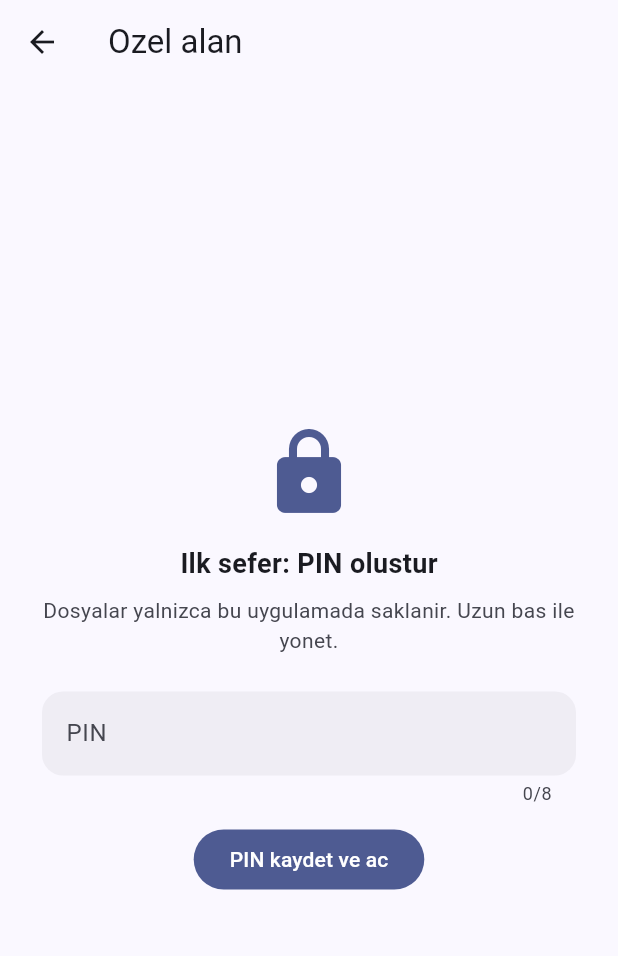
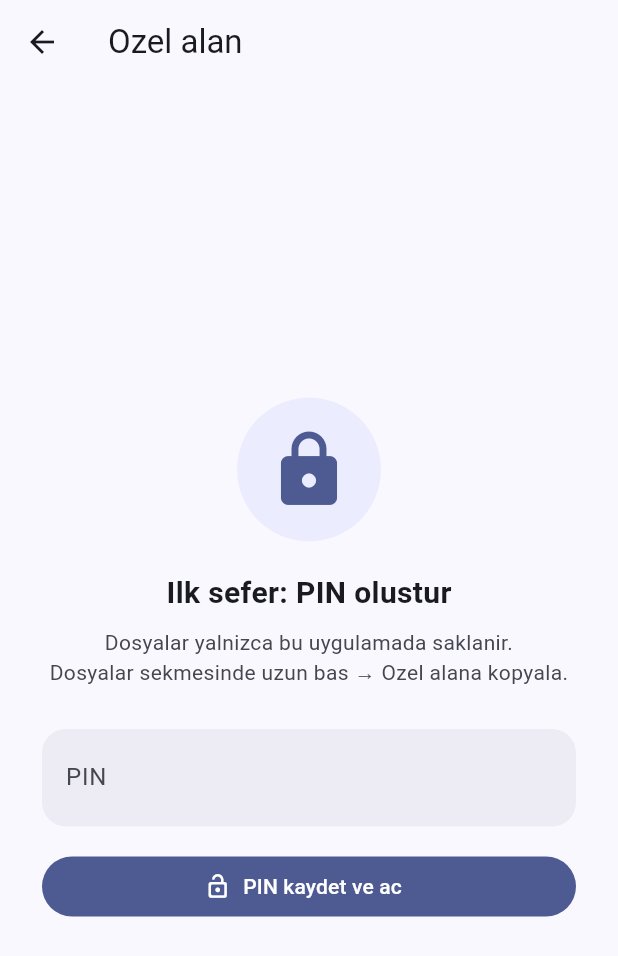
Before and after one commit to Lionapp1/DosyaX, a Flutter app: the PrivateSpaceScreen screen opened directly, on a phone screen of 412 x 824 dp. Shown: the top 956 px of the screen. Run offline on Flutter 3.47's test engine with Material 3 defaults, Android fonts, the light colour scheme and no system bars; our stand-ins replace open_filex, permission_handler, share_plus, shared_preferences, video_player; accounts and stored records are empty.

Commit message:
ui: polish private space PIN + list feedback

```diff
--- a/lib/screens/private_space_screen.dart
+++ b/lib/screens/private_space_screen.dart
@@ -55,14 +55,17 @@ class _PrivateSpaceScreenState extends State<PrivateSpaceScreen> {
         return;
       }
       await settings.setPrivatePin(pin);
+      HapticFeedback.lightImpact();
       setState(() => _unlocked = true);
       await _load();
       return;
     }
     if (settings.checkPin(pin)) {
+      HapticFeedback.selectionClick();
       setState(() => _unlocked = true);
       await _load();
     } else {
+      HapticFeedback.heavyImpact();
       ScaffoldMessenger.of(context).showSnackBar(
         const SnackBar(content: Text('Yanlis PIN')),
       );
@@ -90,6 +93,37 @@ class _PrivateSpaceScreenState extends State<PrivateSpaceScreen> {
     await StorageService.instance.open(item);
   }
 
+  Future<void> _confirmDelete(FileItem item) async {
+    final ok = await showDialog<bool>(
+      context: context,
+      builder: (ctx) => AlertDialog(
+        title: const Text('Silinsin mi?'),
+        content: Text('${item.name} ozel alandan silinecek.'),
+        actions: [
+          TextButton(
+            onPressed: () => Navigator.pop(ctx, false),
+            child: const Text('Iptal'),
+          ),
+          FilledButton(
+            onPressed: () => Navigator.pop(ctx, true),
+            child: const Text('Sil'),
+          ),
+        ],
+      ),
+    );
+    if (ok != true) return;
+    final deleted = await PrivateVault.instance.deleteAt(item.path);
+    if (deleted) {
+      HapticFeedback.mediumImpact();
+      SystemSound.play(SystemSoundType.click);
+    }
+    if (!mounted) return;
+    ScaffoldMessenger.of(context).showSnackBar(
+      SnackBar(content: Text(deleted ? 'Silindi' : 'Silinemedi')),
+    );
+    await _load();
+  }
+
   Future<void> _sheet(FileItem item) async {
     final cs = Theme.of(context).colorScheme;
     await showModalBottomSheet(
@@ -101,6 +135,7 @@ class _PrivateSpaceScreenState extends State<PrivateSpaceScreen> {
           mainAxisSize: MainAxisSize.min,
           children: [
             ListTile(
+              leading: Icon(Icons.lock_rounded, color: cs.primary),
               title: Text(item.name),
               subtitle: Text(item.sizeLabel),
             ),
@@ -155,8 +190,15 @@ class _PrivateSpaceScreenState extends State<PrivateSpaceScreen> {
                     } else {
                       await File(item.path).rename(dest);
                     }
+                    HapticFeedback.selectionClick();
                     await _load();
-                  } catch (_) {}
+                  } catch (_) {
+                    if (mounted) {
+                      ScaffoldMessenger.of(context).showSnackBar(
+                        const SnackBar(content: Text('Ad degistirilemedi')),
+                      );
+                    }
+                  }
                 }
               },
             ),
@@ -166,15 +208,17 @@ class _PrivateSpaceScreenState extends State<PrivateSpaceScreen> {
               onTap: () {
                 Clipboard.setData(ClipboardData(text: item.path));
                 Navigator.pop(ctx);
+                ScaffoldMessenger.of(context).showSnackBar(
+                  const SnackBar(content: Text('Yol kopyalandi')),
+                );
               },
             ),
             ListTile(
               leading: Icon(Icons.delete_outline, color: cs.error),
               title: Text('Sil', style: TextStyle(color: cs.error)),
-              onTap: () async {
+              onTap: () {
                 Navigator.pop(ctx);
-                await PrivateVault.instance.deleteAt(item.path);
-                await _load();
+                _confirmDelete(item);
               },
             ),
           ],
@@ -198,46 +242,75 @@ class _PrivateSpaceScreenState extends State<PrivateSpaceScreen> {
           elevation: 0,
           scrolledUnderElevation: 0,
         ),
-        body: Padding(
+        body: SafeArea(
+          child: Padding(
             padding: const EdgeInsets.all(28),
             child: Column(
-            mainAxisAlignment: MainAxisAlignment.center,
               children: [
-              Icon(Icons.lock_rounded, size: 64, color: cs.primary),
-              const SizedBox(height: 16),
+                const Spacer(),
+                Container(
+                  padding: const EdgeInsets.all(20),
+                  decoration: BoxDecoration(
+                    color: cs.primaryContainer.withValues(alpha: 0.5),
+                    shape: BoxShape.circle,
+                  ),
+                  child: Icon(Icons.lock_rounded, size: 56, color: cs.primary),
+                ),
+                const SizedBox(height: 20),
                 Text(
-                settings.hasPrivatePin ? 'PIN ile gir' : 'Ilk sefer: PIN olustur',
-                style: const TextStyle(fontSize: 18, fontWeight: FontWeight.w700),
+                  settings.hasPrivatePin
+                      ? 'PIN ile gir'
+                      : 'Ilk sefer: PIN olustur',
+                  style: const TextStyle(
+                    fontSize: 20,
+                    fontWeight: FontWeight.w700,
+                  ),
                 ),
                 const SizedBox(height: 8),
                 Text(
-                'Dosyalar yalnizca bu uygulamada saklanir. Uzun bas ile yonet.',
+                  'Dosyalar yalnizca bu uygulamada saklanir.\n'
+                  'Dosyalar sekmesinde uzun bas → Ozel alana kopyala.',
                   textAlign: TextAlign.center,
-                style: TextStyle(color: cs.onSurfaceVariant),
+                  style: TextStyle(color: cs.onSurfaceVariant, height: 1.4),
                 ),
-              const SizedBox(height: 24),
+                const SizedBox(height: 28),
                 TextField(
                   controller: _pinCtrl,
                   obscureText: true,
                   keyboardType: TextInputType.number,
                   maxLength: 8,
+                  textAlign: TextAlign.center,
+                  style: const TextStyle(
+                    fontSize: 22,
+                    letterSpacing: 8,
+                    fontWeight: FontWeight.w600,
+                  ),
                   decoration: InputDecoration(
                     labelText: 'PIN',
+                    counterText: '',
                     filled: true,
-                  fillColor: cs.surfaceContainerHighest.withValues(alpha: 0.5),
+                    fillColor: cs.surfaceContainerHighest.withValues(alpha: 0.55),
                     border: OutlineInputBorder(
-                    borderRadius: BorderRadius.circular(14),
+                      borderRadius: BorderRadius.circular(16),
                       borderSide: BorderSide.none,
                     ),
                   ),
                   onSubmitted: (_) => _tryUnlock(),
                 ),
-              const SizedBox(height: 12),
-              FilledButton(
+                const SizedBox(height: 16),
+                SizedBox(
+                  width: double.infinity,
+                  child: FilledButton.icon(
                     onPressed: _tryUnlock,
-                child: Text(settings.hasPrivatePin ? 'Ac' : 'PIN kaydet ve ac'),
+                    icon: const Icon(Icons.lock_open_rounded),
+                    label: Text(
+                      settings.hasPrivatePin ? 'Kilidi ac' : 'PIN kaydet ve ac',
                     ),
+                  ),
+                ),
+                const Spacer(),
               ],
+            ),
           ),
         ),
       );
@@ -253,8 +326,9 @@ class _PrivateSpaceScreenState extends State<PrivateSpaceScreen> {
         scrolledUnderElevation: 0,
         actions: [
           IconButton(
+            tooltip: _grid ? 'Liste' : 'Izgara',
             onPressed: () => setState(() => _grid = !_grid),
-            icon: Icon(_grid ? Icons.view_list : Icons.grid_view),
+            icon: Icon(_grid ? Icons.view_list_rounded : Icons.grid_view_rounded),
           ),
           IconButton(
             tooltip: 'Kilitle',
@@ -265,7 +339,11 @@ class _PrivateSpaceScreenState extends State<PrivateSpaceScreen> {
             }),
             icon: const Icon(Icons.lock_outline_rounded),
           ),
-          IconButton(onPressed: _load, icon: const Icon(Icons.refresh_rounded)),
+          IconButton(
+            tooltip: 'Yenile',
+            onPressed: _load,
+            icon: const Icon(Icons.refresh_rounded),
+          ),
         ],
       ),
       body: _loading
@@ -273,17 +351,36 @@ class _PrivateSpaceScreenState extends State<PrivateSpaceScreen> {
           : _items.isEmpty
               ? Center(
                   child: Padding(
-                    padding: const EdgeInsets.all(24),
-                    child: Text(
-                      'Bos.\nDosyalar sekmesinde uzun bas → "Ozel alana kopyala"',
+                    padding: const EdgeInsets.all(32),
+                    child: Column(
+                      mainAxisSize: MainAxisSize.min,
+                      children: [
+                        Icon(Icons.folder_off_outlined,
+                            size: 56, color: cs.outline),
+                        const SizedBox(height: 12),
+                        Text(
+                          'Ozel alan bos',
+                          style: TextStyle(
+                            fontWeight: FontWeight.w600,
+                            color: cs.onSurfaceVariant,
+                          ),
+                        ),
+                        const SizedBox(height: 8),
+                        Text(
+                          'Dosyalar sekmesinde uzun bas\n"Ozel alana kopyala"',
                           textAlign: TextAlign.center,
-                      style: TextStyle(color: cs.onSurfaceVariant),
+                          style: TextStyle(
+                            fontSize: 13,
+                            color: cs.onSurfaceVariant,
+                          ),
+                        ),
+                      ],
                     ),
                   ),
                 )
               : _grid
                   ? GridView.builder(
-                      padding: const EdgeInsets.all(12),
+                      padding: const EdgeInsets.fromLTRB(12, 8, 12, 24),
                       gridDelegate:
                           const SliverGridDelegateWithFixedCrossAxisCount(
                         crossAxisCount: 3,
@@ -305,6 +402,7 @@ class _PrivateSpaceScreenState extends State<PrivateSpaceScreen> {
                       },
                     )
                   : ListView.separated(
+                      padding: const EdgeInsets.only(bottom: 24),
                       itemCount: _items.length,
                       separatorBuilder: (_, __) => const Divider(height: 1),
                       itemBuilder: (_, i) {
```
Lines whose indentation alone changed are shown as unchanged.
